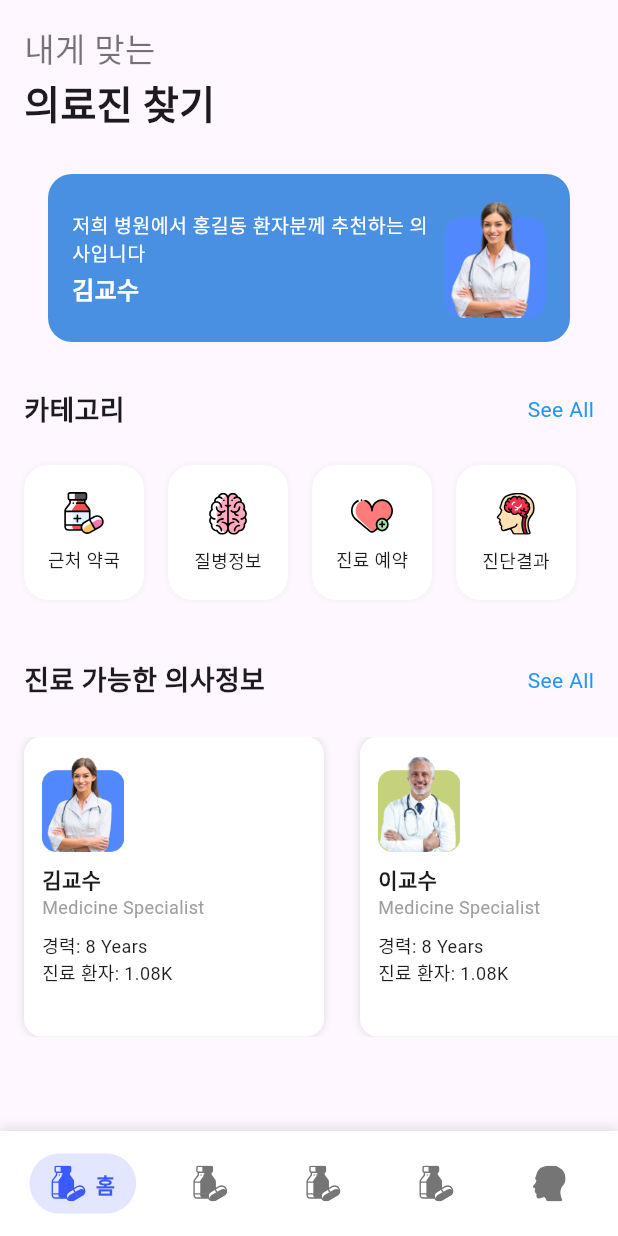
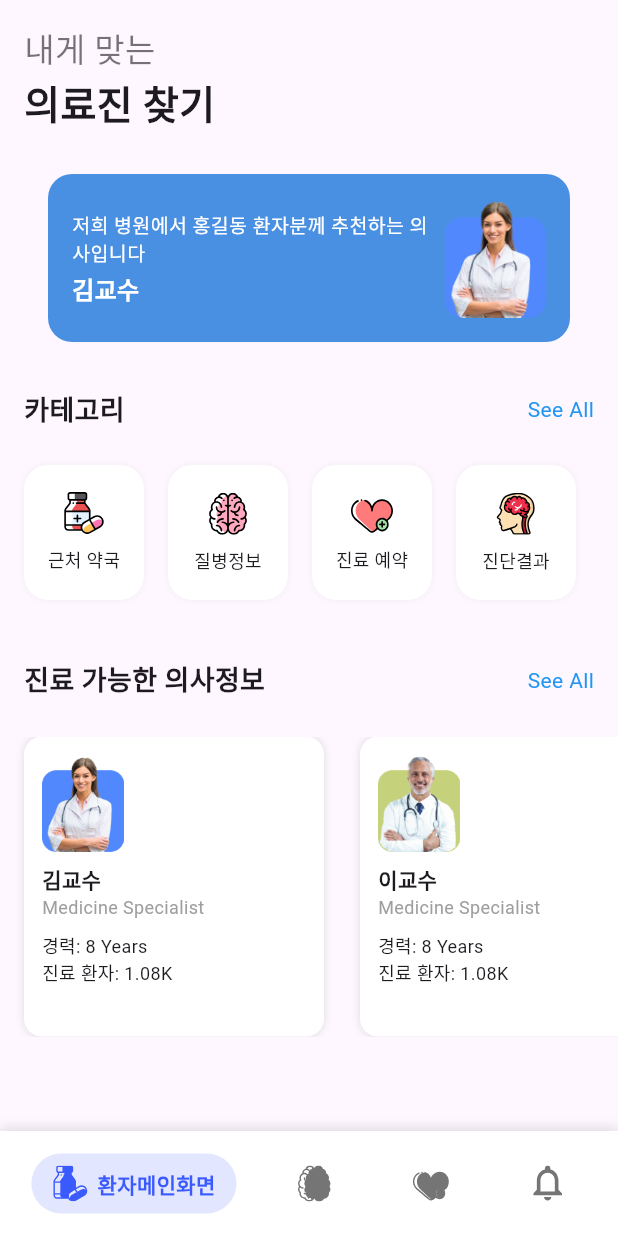
Before and after one commit to SmileBBDev/mesothelium_flutter_project, a Flutter app: the HomePage screen opened directly with empty values, on a phone screen of 412 x 824 dp. Run offline on Flutter 3.47's test engine with Material 3 defaults, Android fonts, the phone set to English and light mode, and no system bars; our stand-ins replace dio, flutter_local_notifications, flutter_secure_storage, flutter_svg, form_field_validator, hive_flutter and 2 more; missing offline and left inert: jwt_decode, syncfusion_flutter_maps; accounts and stored records are empty; network calls fail; project files that could hold a hidden picture were left out.

Commit message:
의사 - 환자 전체 목록 조회 페이지, 직원 - 환자등록 UI화면, 메뉴 하단바 아이콘 수정

```diff
--- a/lib/core/constants/MenuCategory.dart
+++ b/lib/core/constants/MenuCategory.dart
@@ -15,25 +15,31 @@ const List<MenuCategory> menu_categories = [
   MenuCategory(icon: "assets/icons/Pediatrician.svg", title: "환자메인화면", url:"/patientMain"),
   MenuCategory(icon: "assets/icons/Neurosurgeon.svg", title: "의사메인화면", url:"/doctorMain"),
   MenuCategory(icon: "assets/icons/Cardiologist.svg", title: "관리자 메인화면", url:"/adminMain"),
-  MenuCategory(icon: "assets/icons/Psychiatrist.svg", title: "내 정보", url:"/myInfo"),
+  MenuCategory(icon: "assets/icons/notifications.svg", title: "내 정보", url:"/myInfo"),
 ];
 
 const List<MenuCategory> patientMenu = [
-  MenuCategory(icon: "assets/icons/Pediatrician.svg", title: "홈", url: "/patientMain"),
+  MenuCategory(icon: "assets/icons/home.svg", title: "홈", url: "/patientMain"),
   MenuCategory(icon: "assets/icons/Pediatrician.svg", title: "근처 약국", url: "/pharmacy"),
-  MenuCategory(icon: "assets/icons/Pediatrician.svg", title: "진료 예약", url: "/myAppointments"),
-  MenuCategory(icon: "assets/icons/Pediatrician.svg", title: "진단 결과", url: "/predictionResult"),
-  MenuCategory(icon: "assets/icons/Psychiatrist.svg", title: "내 정보", url: "/myInfo"),
+  MenuCategory(icon: "assets/icons/Cardiologist.svg", title: "진료 예약", url: "/myAppointments"),
+  MenuCategory(icon: "assets/icons/Psychiatrist.svg", title: "진단 결과", url: "/predictionResult"),
+  MenuCategory(icon: "assets/icons/notifications.svg", title: "내 정보", url: "/myInfo"),
 ];
 
 const List<MenuCategory> doctorMenu = [
-  MenuCategory(icon: "assets/icons/Neurosurgeon.svg", title: "진료", url: "/doctorMain"),
-  MenuCategory(icon: "assets/icons/Psychiatrist.svg", title: "내 정보", url: "/myInfo"),
+  MenuCategory(icon: "assets/icons/home.svg", title: "진료", url: "/doctorMain"),
+  MenuCategory(icon: "assets/icons/Neurosurgeon.svg", title: "전체 환자", url: "/myAllPatient"),
+  MenuCategory(icon: "assets/icons/notifications.svg", title: "내 정보", url: "/myInfo"),
 ];
 
 const List<MenuCategory> adminMenu = [
-  MenuCategory(icon: "assets/icons/Cardiologist.svg", title: "관리", url: "/adminMain"),
+  MenuCategory(icon: "assets/icons/home.svg", title: "관리", url: "/adminMain"),
   MenuCategory(icon: "assets/icons/Cardiologist.svg", title: "회원 승인", url: "/approval"),
-  MenuCategory(icon: "assets/icons/Cardiologist.svg", title: "전체 회원관리", url: "/allUser"),
-  MenuCategory(icon: "assets/icons/Psychiatrist.svg", title: "내 정보", url: "/myInfo"),
+  MenuCategory(icon: "assets/icons/Menu.svg", title: "전체 회원관리", url: "/allUser"),
+  MenuCategory(icon: "assets/icons/notifications.svg", title: "내 정보", url: "/myInfo"),
 ];
+
+const List<MenuCategory> staffManu = [
+  MenuCategory(icon: "assets/icons/Pediatrician.svg", title: "환자 등록", url: "/enrollPatient"),
+  MenuCategory(icon: "assets/icons/notifications.svg", title: "내 정보", url: "/myInfo"),
+];
--- a/lib/core/model/patient.dart
+++ b/lib/core/model/patient.dart
@@ -4,7 +4,7 @@ class Patient {
   final int birthYear;
   final String phone;
   final String gender;
-  final int reservationDate;
+  final String reservationDate;
   final int createdById;
   final String createdByUsername;
   final String createdAt;
@@ -28,8 +28,8 @@ class Patient {
     return Patient(
       id: json['id'],
       name: json['name'] ?? '',
-      gender: json['gender'] ?? '',
-      reservationDate: json['reservation_date'] ?? 0,
+      gender: json['sex'] ?? '',
+      reservationDate: json['reservation_date'] ?? '',
       birthYear: json['birth_year'] ?? 0,
       phone: json['phone'] ?? '',
       createdById: json['created_by_id'] ?? 0,
--- a/lib/core/service/patient_service.dart
+++ b/lib/core/service/patient_service.dart
@@ -11,7 +11,7 @@ class PatientService {
    * 의사에 맞는 환자 조회 api
    */
   Future<List<Patient>> getMyPatients(int? doctorId) async {
-    final resp = await _api.dio.get('/api/patients/?doctor_id=$doctorId');
+    final resp = await _api.dio.get('/api/patients/?by-doctor=$doctorId');
     return (resp.data as List)
         .map((e) => Patient.fromJson(e))
         .toList();
--- a/lib/features/common/pages/my_info.dart
+++ b/lib/features/common/pages/my_info.dart
@@ -3,7 +3,9 @@ import '../../../core/service/auth_service.dart';
 import '../../auth/sign_in_screen.dart';
 
 class MyInfoPage extends StatefulWidget {
-  const MyInfoPage({super.key});
+  final AuthUser? user;
+
+  const MyInfoPage({super.key, this.user});
 
   @override
   State<MyInfoPage> createState() => _MyInfoPageState();
--- a/lib/features/doctor/my_schedule_card.dart
+++ b/lib/features/doctor/my_schedule_card.dart
@@ -42,7 +42,7 @@ class _MyScheduleCardState extends State<MyScheduleCard> {
         startTime: startTime,
         endTime: startTime.add(Duration(minutes: 30)),
         subject: p.name ?? "",
-        notes: "${p.createdByUsername ?? '등록자 없음'} | ${age != null ? '$age세' : '나이 모름'}",
+        notes: "${p.createdByUsername ?? '등록자 없음'} | ${age != null ? '$age세' : '나이 모름'} | ${p.gender ?? '성별 미기입'} ",
         color: Colors.indigoAccent,
       );
     }).toList();
@@ -65,7 +65,7 @@ class _MyScheduleCardState extends State<MyScheduleCard> {
           .trim()
           .replaceAll(RegExp(r'[^0-9]'), '') ??
           "",
-      "gender": (a.notes ?? "").contains("남") ? "남성" : "여성",
+      "gender": (a.notes ?? "").contains("M") ? "남성" : "여성",
     }).toList();
   }
 
--- a/lib/features/home/HomePage.dart
+++ b/lib/features/home/HomePage.dart
@@ -1,16 +1,20 @@
 import 'package:flutter/material.dart';
 import '../../core/constants/MenuCategory.dart';
+import '../../core/model/patient.dart';
 import '../../core/service/auth_service.dart';
+import '../../core/service/patient_service.dart';
 import '../admin/ApprovalPage.dart';
 import '../admin/UserListPage.dart';
 import '../../core/widgets/botton_nav_bar.dart';
 import '../admin/admin_main_page.dart';
 import '../common/pages/my_info.dart';
 import '../doctor/doctor_main_page.dart';
+import '../doctor/page/MyAllPatientView.dart';
 import '../patient/Patient_main_page.dart';
 import '../patient/page/MyAppointments.dart';
 import '../patient/page/PharmacyView.dart';
 import '../patient/page/PredictionResult.dart';
+import '../staff/EnrollPatientPage.dart';
 
 class HomePage extends StatefulWidget {
   static String url = '/homePage';
@@ -23,49 +27,33 @@ class HomePage extends StatefulWidget {
 }
 
 class _HomePageState extends State<HomePage> {
-  int _selectedIndex = 0; // 현재 선택된 탭 인덱스
-  late List<Widget> _pages;
-  late List<MenuCategory> _menuList;
+  int _selectedIndex = 0;
+  List<Patient> myPatients = [];
+  bool isLoading = true;
 
   @override
   void initState() {
     super.initState();
-    // 역할에 따른 footbar 구분
-    switch (widget.user.role) {
-      case 'patient':
-        _pages = [
-          PatientMainPage(onCategorySelected: _onCategorySelected),
-          PharmacyView(),
-          MyAppointments(),
-          PredictionResult(),
-          MyInfoPage()
-        ];
-        _menuList = patientMenu;
-        break;
-      case 'doctor':
-        _pages = [DoctorMainPage(user:widget.user), MyInfoPage()];
-        _menuList = doctorMenu;
-        break;
-      case 'admin':
-        _pages = [AdminMainPage(onTabSelected: _onNavItemTapped), ApprovalPage(), UserListPage(), MyInfoPage()];
-        _menuList = adminMenu;
-        break;
-      case 'staff':
-        // 직원 역할 추가 (관리자와 유사한 권한)
-        _pages = [AdminMainPage(onTabSelected: _onNavItemTapped), ApprovalPage(), UserListPage(), MyInfoPage()];
-        _menuList = adminMenu;
-        break;
-      default:
-        // 일반 사용자(general) 또는 알 수 없는 역할 → 환자 화면으로 처리
-        _pages = [
-          PatientMainPage(onCategorySelected: _onCategorySelected),
-          PharmacyView(),
-          MyAppointments(),
-          PredictionResult(),
-          MyInfoPage()
-        ];
-        _menuList = patientMenu;
-        break;
+    _loadPatients();
+  }
+
+  Future<void> _loadPatients() async {
+    try {
+      final patients = await PatientService().getMyPatients(widget.user.userId);
+
+      print("patients 조회");
+      print(patients);
+      setState(() {
+        myPatients = patients;
+        isLoading = false;
+      });
+
+    } catch (e) {
+      print("환자 조회 오류: $e");
+
+      setState(() {
+        isLoading = false;
+      });
     }
   }
 
@@ -75,39 +63,93 @@ class _HomePageState extends State<HomePage> {
     });
   }
 
-  // 메뉴 탭 번호 지정
   void _onCategorySelected(String route) {
-    // 환자 메뉴 탭 이동
     if (route == '/pharmacy') {
-      setState(() {
-        _selectedIndex = 1; // 약국 탭으로 이동
-      });
+      setState(() => _selectedIndex = 1);
     } else if (route == '/myAppointments') {
-      setState(() {
-        _selectedIndex = 2; // 예약 탭
-      });
+      setState(() => _selectedIndex = 2);
     } else if (route == '/predictionResult') {
-      setState(() {
-        _selectedIndex = 3; // 예측결과 탭
-      });
+      setState(() => _selectedIndex = 3);
     }
   }
 
   @override
   Widget build(BuildContext context) {
+    /// 🔥 핵심 포인트: 화면을 매 빌드마다 "최신 상태"로 생성해야
+    /// 환자데이터 로딩 후 doctor 화면이 정상 업데이트됨.
+    final List<Widget> pages = () {
+      switch (widget.user.role) {
+        case 'staff' :
+          return [
+            EnrollPatientPage(),
+            MyInfoPage(user: widget.user,) ];
+        case 'general':
+        case 'patient':
+          return [
+            PatientMainPage(onCategorySelected: _onCategorySelected),
+            PharmacyView(),
+            MyAppointments(),
+            PredictionResult(),
+            MyInfoPage(user: widget.user,),
+          ];
+
+        case 'doctor':
+          return [
+            DoctorMainPage(
+              user: widget.user,
+              patients: myPatients,
+              isLoading: isLoading,
+            ),
+            MyAllPatientView(
+              patients: myPatients,
+              isLoading: isLoading,
+            ),
+            MyInfoPage(user: widget.user),
+          ];
+
+        case 'admin':
+          return [
+            AdminMainPage(onTabSelected: _onNavItemTapped),
+            ApprovalPage(),
+            UserListPage(),
+            MyInfoPage(user: widget.user)
+          ];
+
+        default:
+          return [
+            PatientMainPage(),
+            DoctorMainPage(user: widget.user),
+            AdminMainPage(),
+            MyInfoPage(user: widget.user,)
+          ];
+      }
+    }();
+
+    final List<MenuCategory> menuList = () {
+      switch (widget.user.role) {
+        case 'staff':
+          return staffManu;
+        case 'general':
+        case 'patient':
+          return patientMenu;
+        case 'doctor':
+          return doctorMenu;
+        case 'admin':
+          return adminMenu;
+        default:
+          return menu_categories;
+      }
+    }();
 
     return Scaffold(
       body: SafeArea(
-        child:  _pages[_selectedIndex],
+        child: pages[_selectedIndex],
       ),
-
-
       bottomNavigationBar: BottomNavBar(
         currentIndex: _selectedIndex,
         onTap: _onNavItemTapped,
-        menuList: _menuList,
+        menuList: menuList,
       ),
-
     );
   }
 }
```
Also changed, not shown: lib/features/doctor/doctor_main_page.dart (+12 -21 lines), lib/features/doctor/page/MyAllPatientView.dart (added, +105 -0 lines), lib/features/staff/EnrollPatientPage.dart (added, +213 -0 lines), 1 other file.
